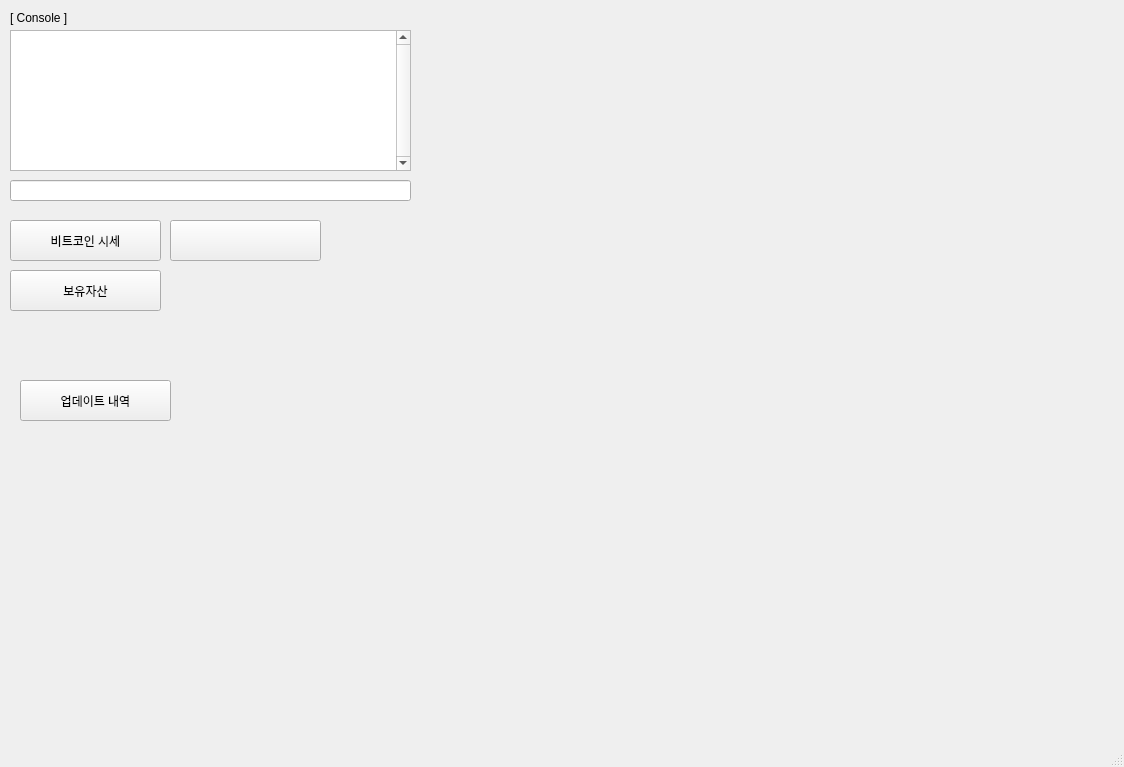
This is UI/gui.ui in woody35545/Bitcoin_HTS as Qt 5 draws it before an edit. The edited form follows.
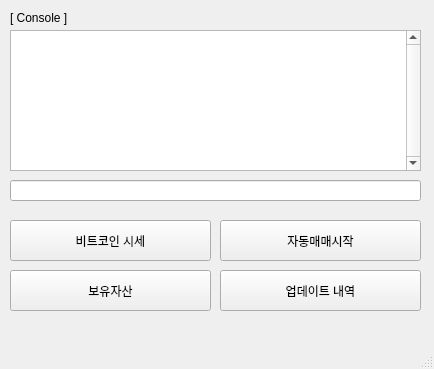
This is the edited form.

Patch:
```diff
--- a/UI/gui.ui
+++ b/UI/gui.ui
@@ -6,8 +6,8 @@
    <rect>
     <x>0</x>
     <y>0</y>
-    <width>1124</width>
-    <height>767</height>
+    <width>434</width>
+    <height>369</height>
    </rect>
   </property>
   <property name="windowTitle">
@@ -19,7 +19,7 @@
      <rect>
       <x>10</x>
       <y>220</y>
-      <width>151</width>
+      <width>201</width>
       <height>41</height>
      </rect>
     </property>
@@ -32,7 +32,7 @@
      <rect>
       <x>10</x>
       <y>30</y>
-      <width>401</width>
+      <width>411</width>
       <height>141</height>
      </rect>
     </property>
@@ -58,7 +58,7 @@
      <rect>
       <x>10</x>
       <y>270</y>
-      <width>151</width>
+      <width>201</width>
       <height>41</height>
      </rect>
     </property>
@@ -69,9 +69,9 @@
    <widget class="QPushButton" name="btn_update">
     <property name="geometry">
      <rect>
-      <x>20</x>
-      <y>380</y>
-      <width>151</width>
+      <x>220</x>
+      <y>270</y>
+      <width>201</width>
       <height>41</height>
      </rect>
     </property>
@@ -82,14 +82,14 @@
    <widget class="QPushButton" name="btn_bitcoinPrice_2">
     <property name="geometry">
      <rect>
-      <x>170</x>
+      <x>220</x>
       <y>220</y>
-      <width>151</width>
+      <width>201</width>
       <height>41</height>
      </rect>
     </property>
     <property name="text">
-     <string/>
+     <string>자동매매시작</string>
     </property>
    </widget>
    <widget class="QLineEdit" name="lineEdit">
@@ -97,7 +97,7 @@
      <rect>
       <x>10</x>
       <y>180</y>
-      <width>401</width>
+      <width>411</width>
       <height>21</height>
      </rect>
     </property>
```
Left out of the diff: 4 changed lines with no effect on the pictures.
